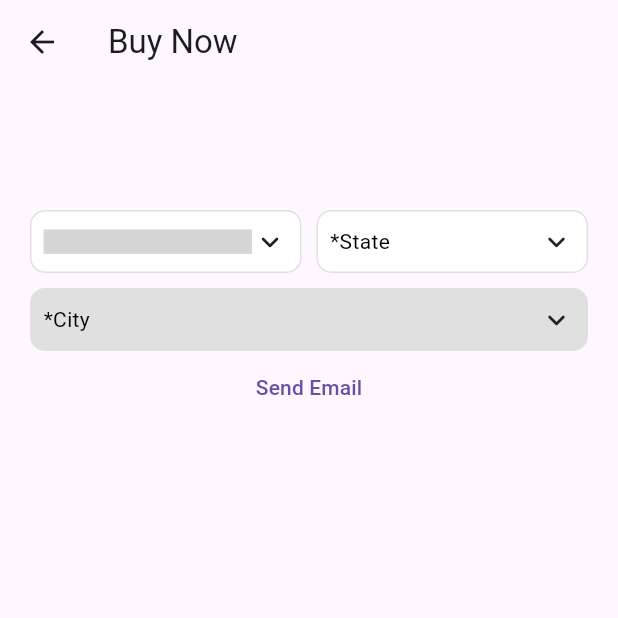
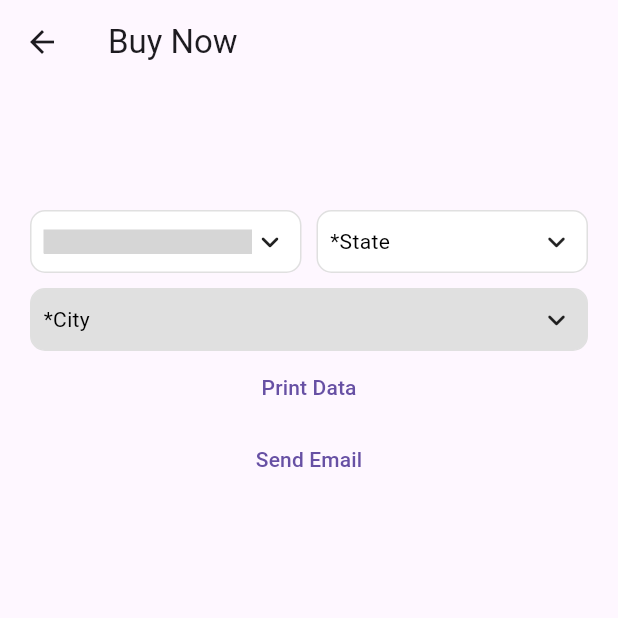
Before and after one commit to choudharyuzair2126/Shopping_App-with-Firebase, a Flutter app: the BuyNow screen opened directly, after a tap on "Send Email", on a phone screen of 412 x 824 dp, the top half of it. Run offline on Flutter 3.47's test engine with Material 3 defaults, Android fonts, the phone set to English and light mode, and no system bars; drawn by our look-alikes of csc_picker; our stand-ins replace badges, cloud_firestore, dio, eva_icons_flutter, firebase_auth, firebase_core and 4 more; missing offline and left inert: flutter_cart; accounts and stored records are empty; generated files the repository leaves out were written again; network calls fail; grey boxes are pictures that could not be loaded.

Commit message:
Initial commit

```diff
--- a/lib/Screens/buynow.dart
+++ b/lib/Screens/buynow.dart
@@ -81,6 +81,14 @@ class _BuyNowState extends State<BuyNow> {
                 },
               ),
               TextButton(
+                onPressed: () {
+                  setState(() {
+                    String address = "$cityValue, $stateValue, $countryValue";
+                  });
+                },
+                child: const Text("Print Data"),
+              ),
+              TextButton(
                 onPressed: () async {
                   String address = "$cityValue, $stateValue, $countryValue";
                   await sendEmail(address);
@@ -98,7 +106,7 @@ class _BuyNowState extends State<BuyNow> {
     try {
       final response = await http.post(
         Uri.parse(
-            "https://app-1j15a74p4-uzairs-projects-8123cd52.vercel.app/api/sendEmail"),
+            "https://app-8oixswlcu-uzairs-projects-8123cd52.vercel.app/api/sendEmail"),
         headers: {
           'Content-Type': 'application/json',
         },
```
Also changed, not shown: 1 other file.
